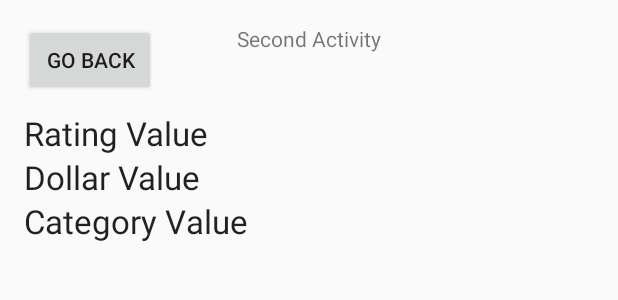
After one commit to antibalas/Nosh, an Android app: the layout activity_main2.xml on its own in the app's theme, with its tools: preview values and no code run, on a phone screen of 412 x 824 dp. The commit adds this screen. Shown: the top 300 px of the screen. Run offline under Robolectric (Android 15) with nearby library versions, the phone set to English and light mode, and no system bars; network calls fail.

Commit message:
Added second activity and function to obtain paramters

```diff
--- /dev/null
+++ b/NoshApp/app/src/main/res/layout/activity_main2.xml
@@ -0,0 +1,56 @@
+<?xml version="1.0" encoding="utf-8"?>
+<RelativeLayout xmlns:android="http://schemas.android.com/apk/res/android"
+    xmlns:tools="http://schemas.android.com/tools"
+    android:id="@+id/activity_main2"
+    android:layout_width="match_parent"
+    android:layout_height="match_parent"
+    android:paddingBottom="@dimen/activity_vertical_margin"
+    android:paddingLeft="@dimen/activity_horizontal_margin"
+    android:paddingRight="@dimen/activity_horizontal_margin"
+    android:paddingTop="@dimen/activity_vertical_margin"
+    tools:context="com.jkapps.android.noshapp.Main2Activity">
+
+    <TextView
+        android:text="Second Activity"
+        android:layout_width="wrap_content"
+        android:layout_height="wrap_content"
+        android:id="@+id/textView4"
+        android:layout_alignParentTop="true"
+        android:layout_centerHorizontal="true" />
+
+    <Button
+        android:text="Go Back"
+        android:layout_width="wrap_content"
+        android:layout_height="wrap_content"
+        android:layout_alignParentTop="true"
+        android:layout_alignParentStart="true"
+        android:id="@+id/GoBack" />
+
+    <TextView
+        android:text="Rating Value"
+        android:layout_width="wrap_content"
+        android:layout_height="wrap_content"
+        android:layout_marginTop="10dp"
+        android:id="@+id/RatingView"
+        android:textAppearance="@style/TextAppearance.AppCompat.Large"
+        android:layout_below="@+id/GoBack"
+        android:layout_alignParentStart="true" />
+
+    <TextView
+        android:text="Dollar Value"
+        android:layout_width="wrap_content"
+        android:layout_height="wrap_content"
+        android:id="@+id/DollarView"
+        android:textAppearance="@style/TextAppearance.AppCompat.Large"
+        android:layout_below="@+id/RatingView"
+        android:layout_alignParentStart="true" />
+
+    <TextView
+        android:text="Category Value"
+        android:layout_width="wrap_content"
+        android:layout_height="wrap_content"
+        android:id="@+id/CategoryView"
+        android:textAppearance="@style/TextAppearance.AppCompat.Large"
+        android:layout_below="@+id/DollarView"
+        android:layout_alignParentStart="true" />
+</RelativeLayout>
```
Also changed, not shown: NoshApp/app/src/main/AndroidManifest.xml (+8 -7 lines), NoshApp/app/src/main/java/com/jkapps/android/noshapp/Main2Activity.java (added, +49 -0 lines), NoshApp/app/src/main/java/com/jkapps/android/noshapp/MainActivity.java (+32 -1 lines), NoshApp/app/src/main/res/layout/activity_main.xml (+5 -4 lines).
